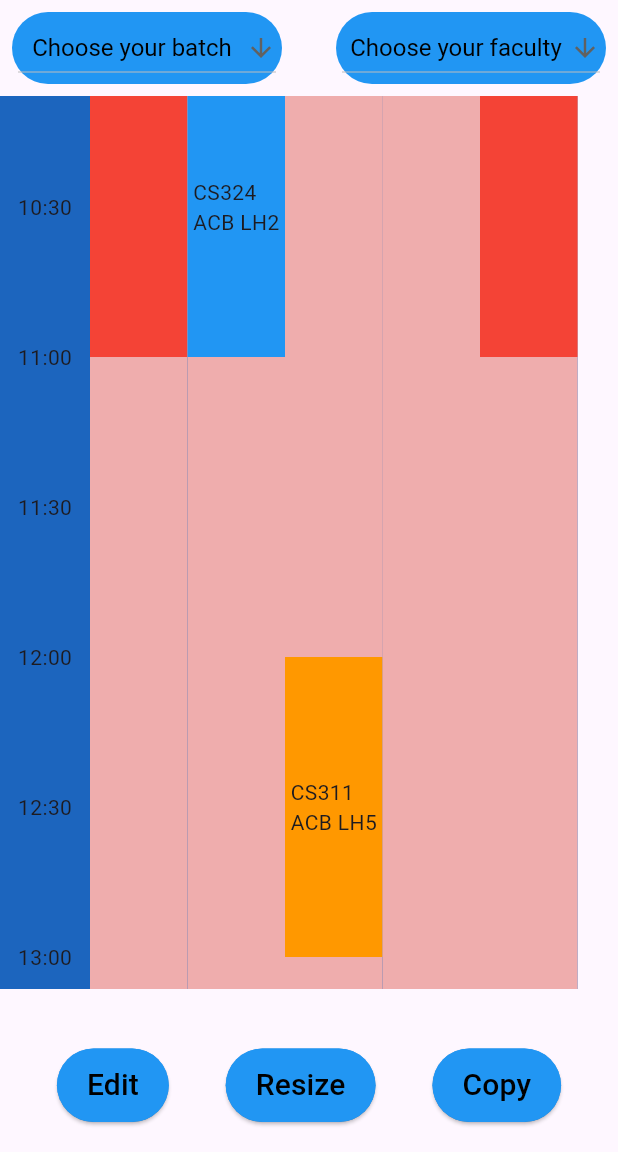
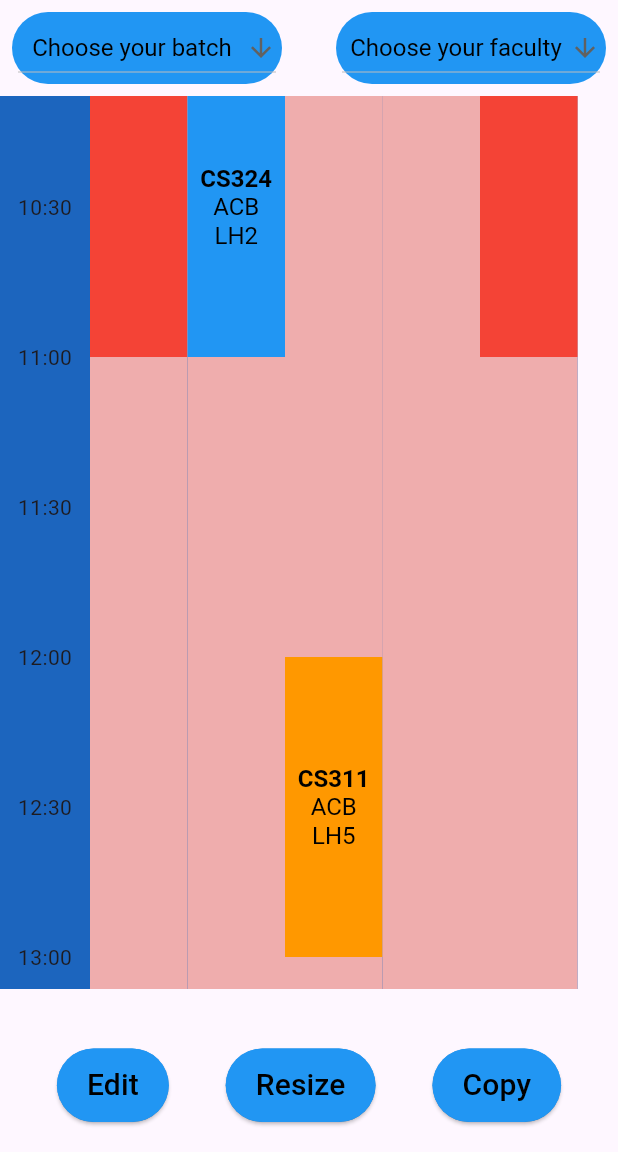
Before and after one commit to mujtabafromthedarkside/Time-Table-App, a Flutter app: the TimeTablePage screen opened directly, scrolled down 576 dp, on a phone screen of 412 x 824 dp, the part 84-1236 px from its top. Run offline on Flutter 3.47's test engine with Material 3 defaults, Android fonts, the phone set to English and light mode, and no system bars; our stand-ins replace flutter_colorpicker.

Commit message:
RichText used and aligned to center
- aligned the text horizontally and vertically
- using richtext ensures different parts a text inside one container can be formatted differently. so like, course can be bold and venue can be normal.

```diff
--- a/lib/screens/TimeTablePageUpdated.dart
+++ b/lib/screens/TimeTablePageUpdated.dart
@@ -373,8 +373,8 @@ class _TimeTablePageState extends State<TimeTablePage> {
   final List<TimetableSlot> ContainersToPrint = [];
   final List<TimetableSlot> TimetableSlots = [
     // TimetableSlot.FromStrings("10:00", "11:00", "Mon", "ES341", "ACB MLH", "", Colors.red),
-    TimetableSlot.FromStrings(
-        "8:00", "11:00", "Mon", "ES341", "ACB MLH Ground", "", Colors.red),
+    TimetableSlot.FromStrings("8:00", "11:00", "Mon", "ES341",
+        "ACB MLH GroundFLOOR like it or not", "", Colors.red),
     TimetableSlot.FromStrings(
         "8:00", "11:00", "Fri", "ES341", "ACB MLH", "", Colors.red),
     TimetableSlot.FromStrings(
@@ -419,25 +419,8 @@ class _TimeTablePageState extends State<TimeTablePage> {
       if (TimetableSlots[i].dayNumber == TimetableSlots[i + 1].dayNumber) {
         // CHECK HOW IT LOOKS WHEN BOTH ARE EQUAL BELOW
         if (TimetableSlots[i].endTime > TimetableSlots[i + 1].startTime) {
-          print("ERROR: TimetableSlots not sorted properly");
-          // showDialog(
-          //   context: context,
-          //   builder: (BuildContext context) {
-          //     return AlertDialog(
-          //       title: Text('CLASH OF TIMINGS'),
-          //       content:
-          //           Text('Warning: Clash detected. Class doesn\'t end before another starts.'),
-          //       actions: <Widget>[
-          //         TextButton(
-          //           onPressed: () {
-          //             Navigator.of(context).pop(); // Close the dialog
-          //           },
-          //           child: Text('OK'),
-          //         ),
-          //       ],
-          //     );
-          //   },
-          // );
+          print(
+              "CLASH: slots ${TimetableSlots[i].course} and ${TimetableSlots[i + 1].course}  on day ${TimetableSlots[i].dayString}.");
         }
       }
     }
@@ -684,6 +667,7 @@ class _TimeTablePageState extends State<TimeTablePage> {
                                                         .dayNumber ==
                                                     dayNumber)
                                                   Container(
+                                                    padding: EdgeInsets.all(5),
                                                     width: DayAxisUnitLength,
                                                     height: ContainersToPrint[
                                                             containerNumber]
@@ -691,15 +675,60 @@ class _TimeTablePageState extends State<TimeTablePage> {
                                                     color: ContainersToPrint[
                                                             containerNumber]
                                                         .color,
-                                                    child: Center(
-                                                      child: Text(ContainersToPrint[
-                                                                  containerNumber]
-                                                              .course +
-                                                          "\n" +
-                                                          ContainersToPrint[
-                                                                  containerNumber]
-                                                              .venue),
+                                                    child: Align(
+                                                      alignment: Alignment.center,        // vertical align
+                                                      child: RichText(
+                                                        textAlign: TextAlign.center,      // horizontal align
+                                                        text: TextSpan(
+                                                          style: TextStyle(
+                                                            fontSize: 16,
+                                                            fontFamily: 'Roboto',
+                                                            color: Colors.black,
+                                                            decoration: TextDecoration.none,
+                                                          ),
+                                                          children: <TextSpan>[
+                                                            TextSpan(
+                                                                text: ContainersToPrint[
+                                                                        containerNumber]
+                                                                    .course,
+                                                                style: TextStyle(
+                                                                  fontWeight:
+                                                                      FontWeight
+                                                                          .bold,
+                                                                )
+                                                              ),
+                                                            TextSpan(
+                                                              text: '\n',
+                                                              style: TextStyle(
+                                                                  fontWeight:
+                                                                      FontWeight
+                                                                          .normal,
+                                                                ),
+                                                            ),
+                                                            TextSpan(
+                                                              text: ContainersToPrint[
+                                                                      containerNumber]
+                                                                  .venue,
+                                                              style: TextStyle(
+                                                                  fontWeight:
+                                                                      FontWeight
+                                                                          .normal,
+                                                                  fontSize: 16),
+                                                            ),
+                                                          ],
+                                                        ),
+                                                      ),
                                                     ),
+
+                                                    // Center(
+                                                    //   child: Text(ContainersToPrint[
+                                                    //               containerNumber]
+                                                    //           .course +
+                                                    //       "\n" +
+                                                    //       ContainersToPrint[
+                                                    //               containerNumber]
+                                                    //           .venue),
+                                                    // ),
                                                   ),
                                             ],
                                           ),
```
